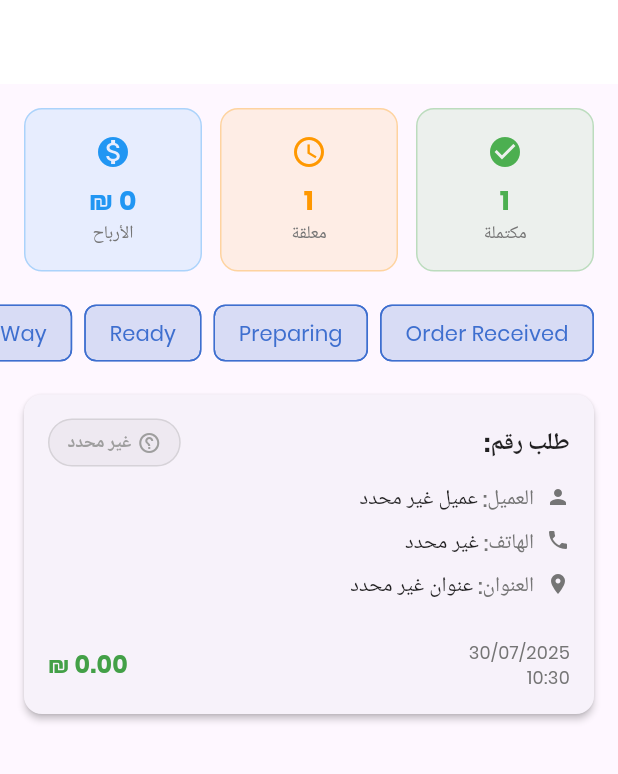
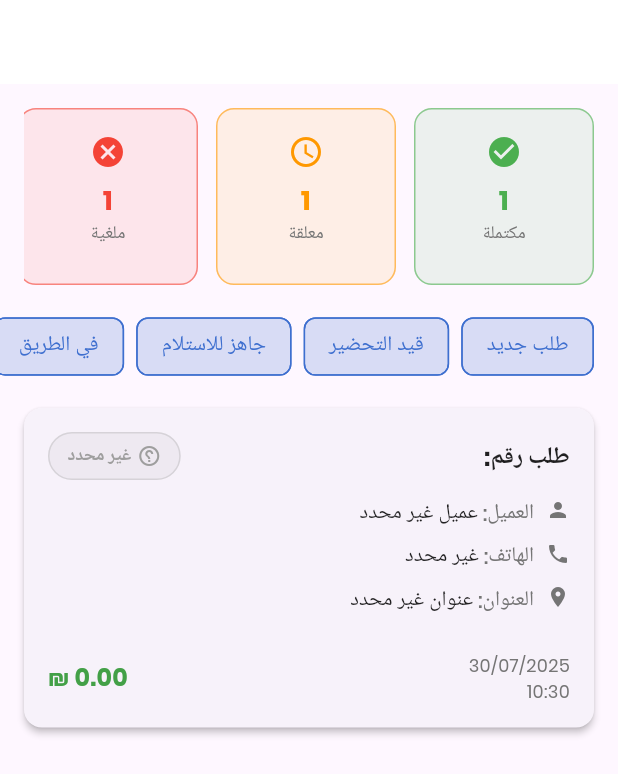
Before and after one commit to mhmdajoor5/jetak-mobile-delivery, a Flutter app: the OrderHistoryPage screen opened directly, on a phone screen of 412 x 824 dp. Shown: the top 774 px of the screen. Run offline on Flutter 3.47's test engine with Material 3 defaults, Android fonts, the phone set to English and light mode, and no system bars; our stand-ins replace audioplayers, cached_network_image, dio, file_picker, firebase_core, firebase_messaging and 13 more; missing offline and left inert: global_configuration, map_launcher, pretty_http_logger; accounts and stored records are empty; network calls fail.

Commit message:
order status is now dynamic

```diff
--- a/lib/src/controllers/order_history_controller.dart
+++ b/lib/src/controllers/order_history_controller.dart
@@ -3,6 +3,7 @@ import '../models/order.dart';
 import '../repository/order_repository.dart' as orderRepo;
 
 class OrderHistoryController {
+
   Future<List<OrderHistoryModel>> getOrdersHistory({List<String>? statusIds}) async {
     try {
       print('📋 OrderHistoryController: Starting to fetch orders history...');
@@ -15,8 +16,8 @@ class OrderHistoryController {
       if (statusIds != null && statusIds.isNotEmpty) {
         print('📋 Using custom status IDs: ${statusIds.join(', ')}');
 
-        // stream = await orderRepo.getOrdersByStatuses(statusIds);
-         stream = await orderRepo.getOrdersHistory();
+        stream = await orderRepo.getOrdersByStatuses(statusIds);
+        //  stream = await orderRepo.getOrdersHistory();
       } else {
         print('📋 Using default delivered orders (status 5)');
         stream = await orderRepo.getOrdersHistory();
--- a/lib/src/pages/orders_history.dart
+++ b/lib/src/pages/orders_history.dart
@@ -1,8 +1,10 @@
 import 'package:cached_network_image/cached_network_image.dart';
 import 'package:deliveryboy/src/constants/theme/colors_manager.dart';
+import 'package:deliveryboy/src/models/order_status.dart';
 import 'package:flutter/material.dart';
 import '../controllers/order_history_controller.dart';
 import '../models/order_history_model.dart';
+import '../repository/order_repository.dart' as orderRepo;
 
 class OrderHistoryPage extends StatefulWidget {
   const OrderHistoryPage({super.key});
@@ -139,35 +141,46 @@ class _OrderHistoryPageState extends State<OrderHistoryPage> {
 
   Widget _buildStatisticsSection() {
     return Container(
+      height: 150,
       padding: EdgeInsets.all(16),
-      child: Row(
+      child: ListView(
+        scrollDirection: Axis.horizontal,
         children: [
-          Expanded(
-            child: _buildStatCard(
+          _buildStatCard(
             'مكتملة',
             '${statistics['total_delivered'] ?? 0}',
             Icons.check_circle,
             Colors.green,
           ),
-          ),
           SizedBox(width: 12),
-          Expanded(
-            child: _buildStatCard(
+          _buildStatCard(
             'معلقة',
             '${statistics['total_pending'] ?? 0}',
             Icons.schedule,
             Colors.orange,
           ),
+            SizedBox(width: 12),
+          _buildStatCard(
+            'ملغية',
+            '${statistics['total_cancelled'] ?? 0}',
+            Icons.cancel,
+            Colors.red,
           ),
           SizedBox(width: 12),
-          Expanded(
-            child: _buildStatCard(
+          _buildStatCard(
+            'متوسط سعر الطلب',
+            '${statistics['average_order_value'].toStringAsFixed(2) ?? 0}',
+            Icons.monetization_on_rounded,
+            Colors.blue,
+          ),
+          SizedBox(width: 12),
+          _buildStatCard(
             'الأرباح',
             '${(statistics['total_earnings'] ?? 0.0).toStringAsFixed(0)} ₪',
-              Icons.monetization_on,
+            Icons.arrow_circle_up_rounded,
             Colors.blue,
           ),
-          ),
+
         ],
       ),
     );
@@ -175,11 +188,12 @@ class _OrderHistoryPageState extends State<OrderHistoryPage> {
 
   Widget _buildStatCard(String title, String value, IconData icon, Color color) {
     return Container(
+      width: 120,
       padding: EdgeInsets.all(16),
       decoration: BoxDecoration(
-        color: color.withOpacity(0.1),
+        color: color.withValues(alpha: .1),
         borderRadius: BorderRadius.circular(12),
-        border: Border.all(color: color.withOpacity(0.3)),
+        border: Border.all(color: color.withValues(alpha: .6)),
       ),
       child: Column(
         children: [
@@ -206,21 +220,28 @@ class _OrderHistoryPageState extends State<OrderHistoryPage> {
   }
 
   Widget _buildFilterTabs() {
-    return SizedBox(
+    return FutureBuilder<List<OrderStatus>>(
+      future: orderRepo.debugOrderStatuses(),
+      builder:(context, snapshot) {
+        if(snapshot.hasData){
+        return  SizedBox(
           height: 50,
-      child: ListView(
+          child: ListView.builder(
+            itemCount: snapshot.data?.length ?? 0,
+            itemBuilder: (context, index) =>_buildFilterChip(snapshot.data![index].status??"", snapshot.data![index].status??""),
             scrollDirection: Axis.horizontal,
             padding: EdgeInsets.symmetric(horizontal: 16),
-        children: [
-          _buildFilterChip( 'Order Received', 'Order Received'),
-          _buildFilterChip('Preparing', 'Preparing'),
-          _buildFilterChip('Ready', 'Ready'),
-          _buildFilterChip('On the Way', 'On the Way'),
-          _buildFilterChip('Delivered', 'Delivered'),
-          _buildFilterChip('Accepted', 'Accepted'),
-          _buildFilterChip('Rejected', 'Rejected'),
-        ],
+
           ),
+
+        );
+        }else if(snapshot.connectionState==ConnectionState.waiting){
+          return const Center(child: CircularProgressIndicator.adaptive());
+        }
+        else{
+          return const Center(child: Text("حدث خطأ"));
+        }
+      }
     );
   }
 
--- a/lib/src/repository/order_repository.dart
+++ b/lib/src/repository/order_repository.dart
@@ -2,6 +2,7 @@ import 'dart:convert';
 import 'dart:io';
 import 'dart:math' as Math;
 
+import 'package:flutter/rendering.dart';
 import 'package:global_configuration/global_configuration.dart';
 import 'package:http/http.dart' as http;
 
@@ -141,7 +142,7 @@ Future<Stream<Order>> getOrdersHistory() async {
 }
 
 // Debug function to check all available order statuses
-Future<void> debugOrderStatuses() async {
+Future<List<OrderStatus>> debugOrderStatuses() async {
   print('🔍 Fetching all order statuses...');
   try {
     final Stream<OrderStatus> stream = await getOrderStatus();
@@ -151,9 +152,11 @@ Future<void> debugOrderStatuses() async {
     for (var status in statuses) {
       print('   - ID: ${status.id}, Status: ${status.status}');
     }
+    return statuses;
   } catch (e) {
     print('❌ Error fetching order statuses: $e');
   }
+  return [];
 }
 
 // Function to get orders by multiple status IDs
--- a/pubspec.yaml
+++ b/pubspec.yaml
@@ -16,7 +16,7 @@ publish_to: 'none' # Remove this line if you wish to publish to pub.dev
 # https://developer.apple.com/library/archive/documentation/General/Reference/InfoPlistKeyReference/Articles/CoreFoundationKeys.html
 # In Windows, build-name is used as the major, minor, and patch parts
 # of the product and file versions while build-number is used as the build suffix.
-version: 2.0.0+50
+version: 2.0.1+51
 
 environment:
   sdk: ">=3.6.0 <4.0.0"
```
Lines whose indentation alone changed are shown as unchanged.
